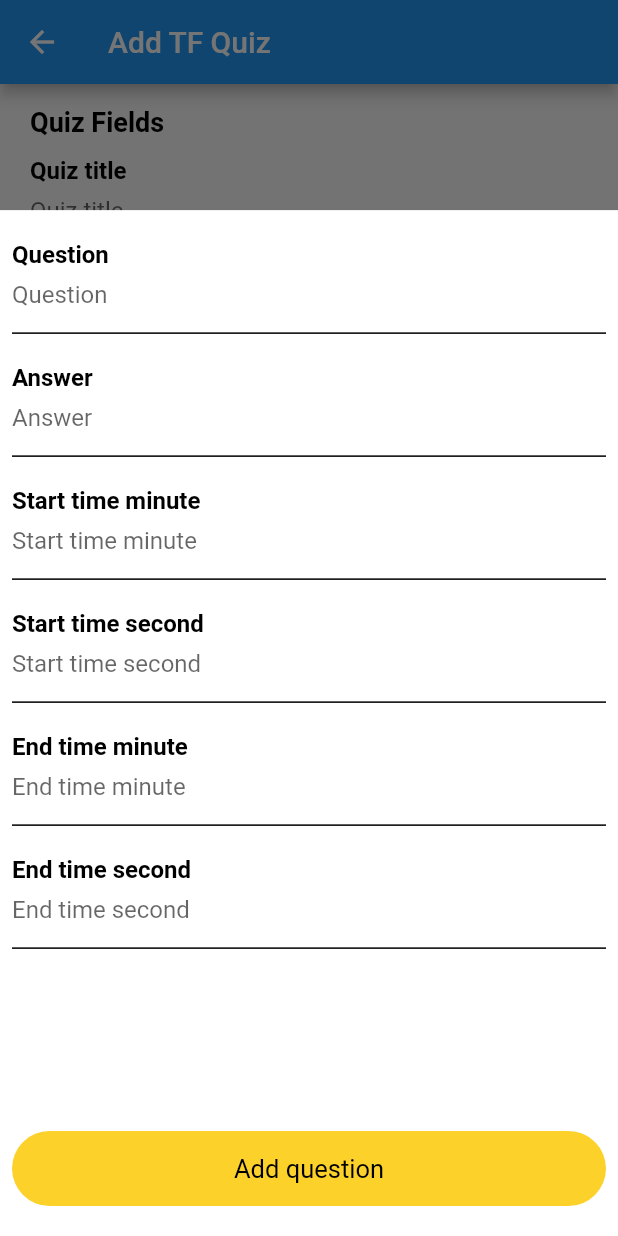
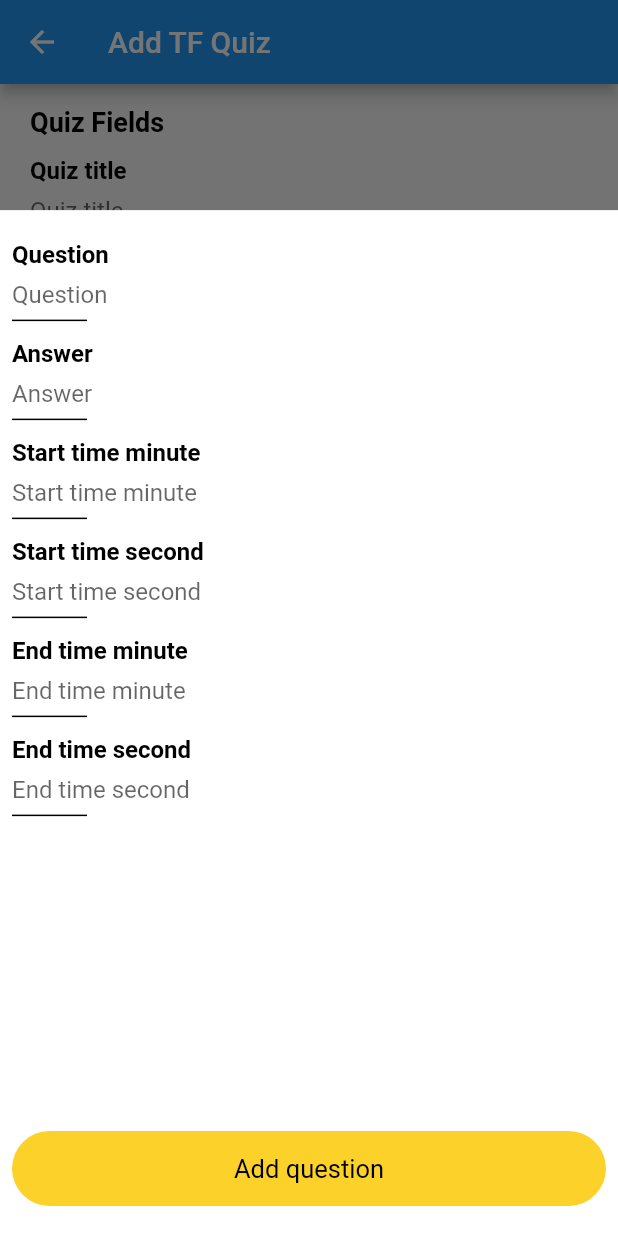
Before and after one commit to villegas-abva/AV-Spanish-Admin, a Flutter app: the AddTFQuizScreen screen opened directly, after a tap on "Add question", on a phone screen of 412 x 824 dp. Run offline on Flutter 3.47's test engine with Material 2 defaults, Android fonts, the light colour scheme and no system bars; our stand-ins replace bloc_concurrency, cloud_firestore, equatable, firebase_core, flutter_bloc; accounts and stored records are empty; Roboto replaces fonts that are missing (RedHat).

Commit message:
Add AppDivider

```diff
--- a/lib/widgets/app_divider.dart
+++ b/lib/widgets/app_divider.dart
@@ -2,17 +2,28 @@ import 'package:av_spanish_admin/theme/theme.dart';
 import 'package:flutter/material.dart';
 
 class AppDivider extends StatelessWidget {
-  const AppDivider(
-      {super.key, this.color = AppColors.white, this.thickness = 1});
+  const AppDivider({
+    super.key,
+    this.color = AppColors.white,
+    this.thickness = 1,
+    this.width = 50,
+    this.height = 0,
+  });
 
   final Color? color;
   final double? thickness;
+  final double? width;
+  final double? height;
 
   @override
   Widget build(BuildContext context) {
-    return Divider(
-      thickness: thickness,
-      color: color,
+    return SizedBox(
+      width: width,
+      child: Divider(
+        thickness: thickness,
+        color: color,
+        height: height,
+      ),
     );
   }
 }
```
